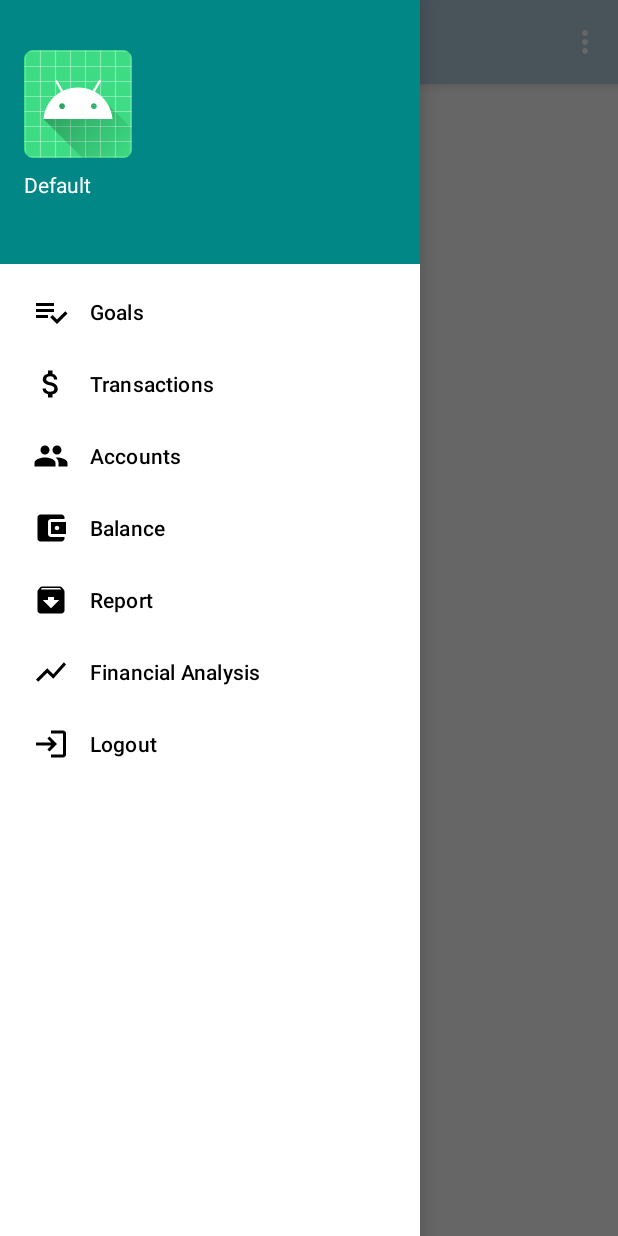
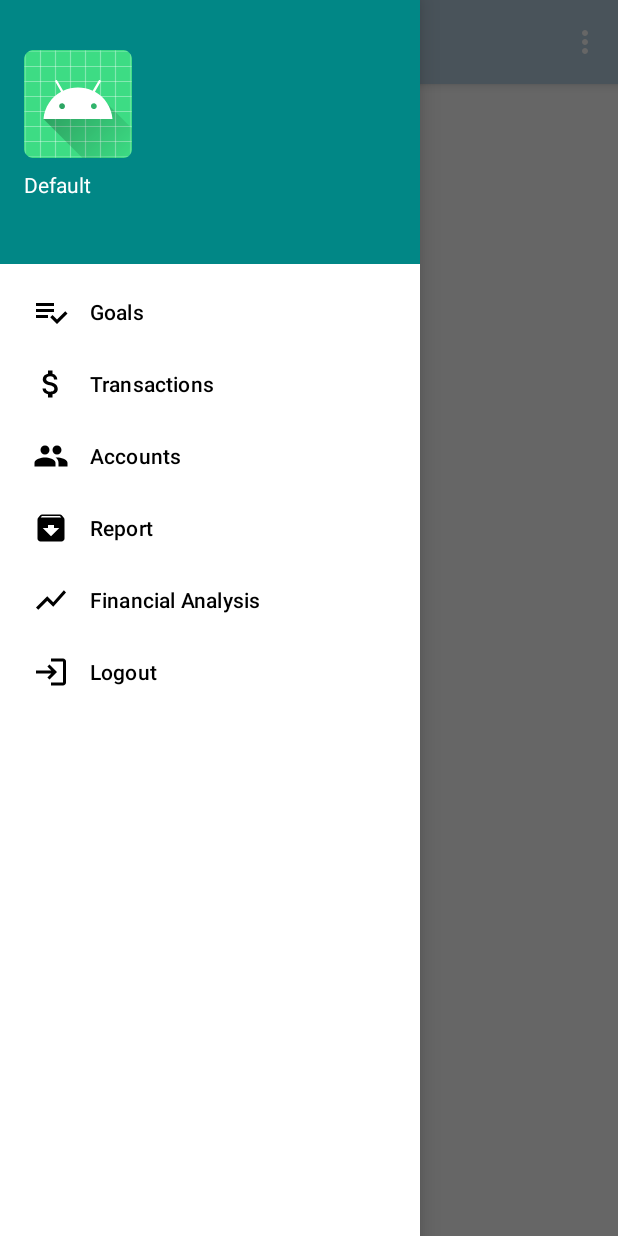
Before and after one commit to Sangel96/MoMoneyNoProblem, an Android app: the screen it shows after launch once a user with an empty profile is signed in (MainActivity), with the side drawer open, on a phone screen of 412 x 824 dp. Run offline under Robolectric (Android 15) with nearby library versions, the phone set to English and light mode, and no system bars; our stand-ins replace Firebase (no records; nobody signed in at launch, a user with empty details on screens opened directly); libraries missing offline, so code that uses them is left out: com.jjoe64.graphview; plain views replace GraphView; Roboto replaces fonts that are not available here; 14 statements that could not run were skipped.

Commit message:
deleted balance in drawer menu

```diff
--- a/app/src/main/java/com/example/momoneynoproblem/MainActivity.java
+++ b/app/src/main/java/com/example/momoneynoproblem/MainActivity.java
@@ -286,8 +286,6 @@ public class MainActivity extends AppCompatActivity implements NavigationView.On
             startActivity(new Intent(MainActivity.this, transaction.class));
         } else if (id == R.id.nav_accounts) {
             startActivity(new Intent(MainActivity.this, SubAccountMainMenu.class));
-        } else if (id == R.id.nav_balance) {
-            startActivity(new Intent(MainActivity.this, account_balance.class));
         } else if (id == R.id.nav_report) {
             startActivity(new Intent(MainActivity.this, Report.class));
         } else if (id == R.id.nav_report) {
--- a/app/src/main/res/menu/drawer_menu.xml
+++ b/app/src/main/res/menu/drawer_menu.xml
@@ -16,10 +16,6 @@
             android:icon="@drawable/ic_accounts"
             android:title="Accounts" />
         <item
-            android:id="@+id/nav_balance"
-            android:icon="@drawable/account_balance"
-            android:title="Balance" />
-        <item
             android:id="@+id/nav_report"
             android:icon="@drawable/report"
             android:title="Report" />
```
